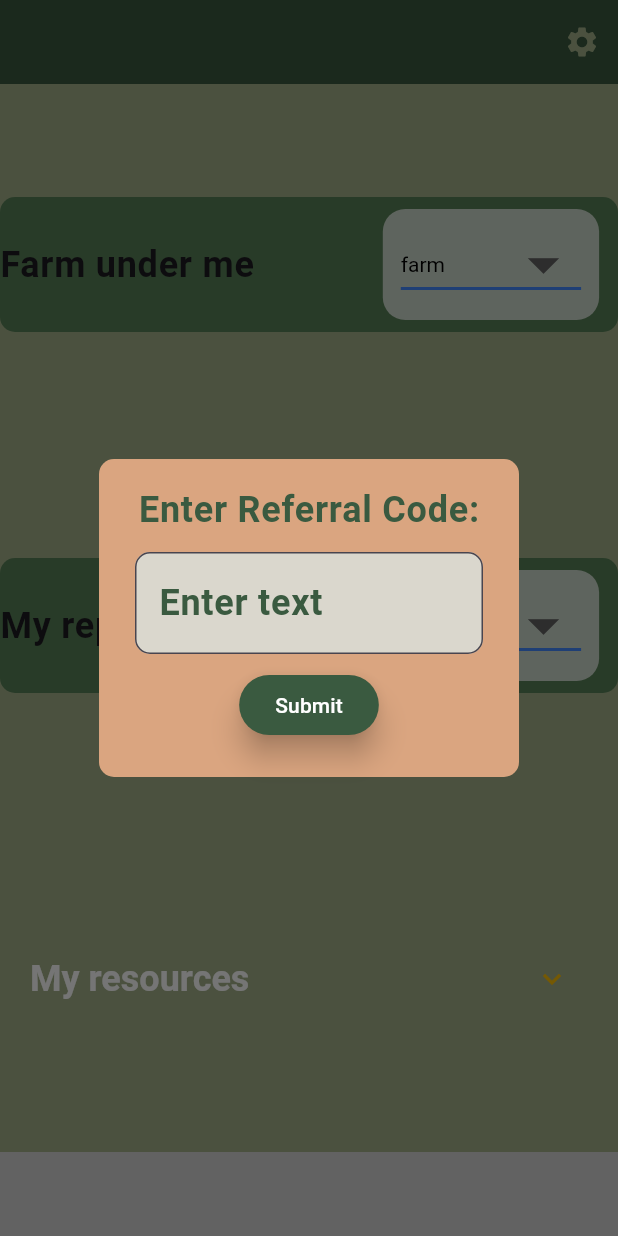
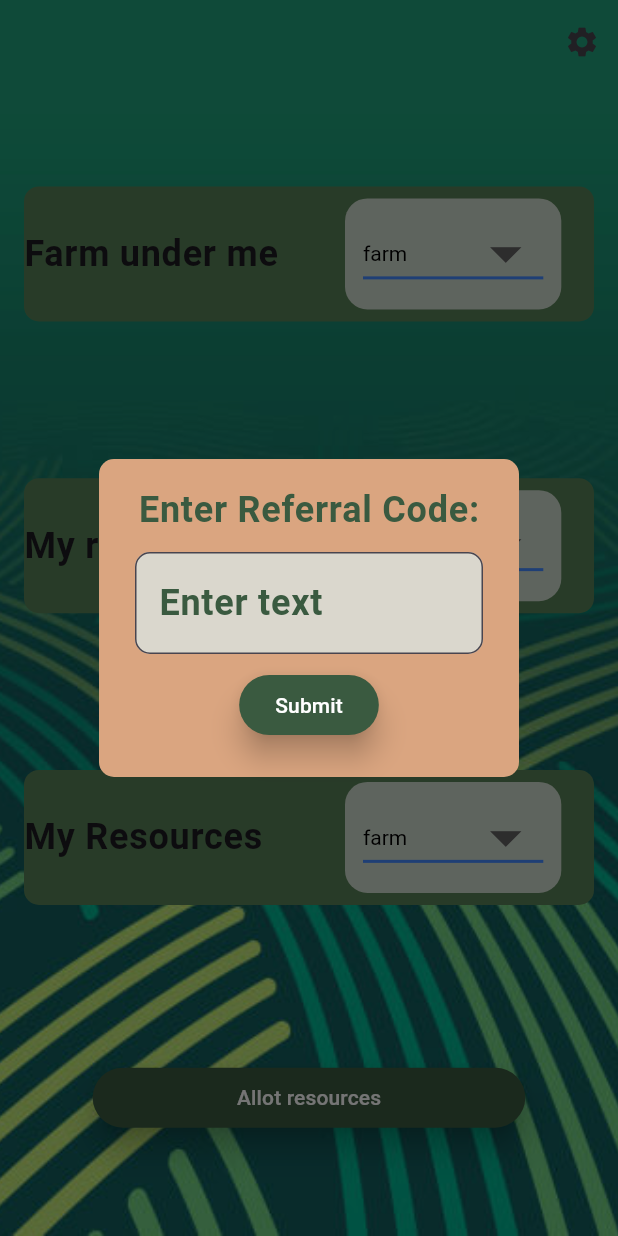
Before and after one commit to DRDiv/agriconnect-frontend, a Flutter app: the AuthorityScreen screen opened by its route, after a tap on the "settings" icon, on a phone screen of 412 x 824 dp. Run offline on Flutter 3.47's test engine with Material 3 defaults, Android fonts, the phone set to English and light mode, and no system bars; our stand-ins replace dio, go_router; Roboto replaces fonts that are missing (Nunito).

Commit message:
added authority screen

```diff
--- a/agriconnect/lib/src/routing/routes.dart
+++ b/agriconnect/lib/src/routing/routes.dart
@@ -9,7 +9,7 @@ import 'package:agriconnect/src/screens/register.dart';
 import 'package:flutter/material.dart';
 import 'package:go_router/go_router.dart';
 
-GoRouter goRouter = GoRouter(initialLocation: "/", routes: [
+GoRouter goRouter = GoRouter(initialLocation: "/choice", routes: [
   GoRoute(
     path: "/",
     pageBuilder: (context, state) {
--- a/agriconnect/lib/src/screens/authority.dart
+++ b/agriconnect/lib/src/screens/authority.dart
@@ -1,6 +1,7 @@
 import 'package:agriconnect/src/components/bottomnav.dart';
 import 'package:agriconnect/src/components/resourcestable.dart';
 import 'package:agriconnect/src/themes.dart/theme.dart';
+import 'package:flutter/cupertino.dart';
 import 'package:flutter/material.dart';
 import 'package:flutter/widgets.dart';
 
@@ -15,14 +16,13 @@ class _AuthorityScreenState extends State<AuthorityScreen> {
   TextEditingController _inputController = TextEditingController();
   String selectedValue = 'farm';
   List<String> data1 = ['farm'];
+  String _selectedOption = '';
+
   @override
   Widget build(BuildContext context) {
     final double width = MediaQuery.of(context).size.width;
     return Scaffold(
-      appBar: AppBar(
-          backgroundColor: ColorSchemes.primary,
-          foregroundColor: ColorSchemes.tertiary,
-          actions: [
+      appBar: AppBar(backgroundColor: Color(0xFF20A27C), actions: [
         IconButton(
           onPressed: () {
             showDialog(
@@ -37,8 +37,7 @@ class _AuthorityScreenState extends State<AuthorityScreen> {
                         style: Theme.of(context)
                             .textTheme
                             .bodyLarge!
-                                .copyWith(
-                                    color: Theme.of(context).primaryColor),
+                            .copyWith(color: Theme.of(context).primaryColor),
                       ),
                       SizedBox(height: 10),
                       TextField(
@@ -66,7 +65,17 @@ class _AuthorityScreenState extends State<AuthorityScreen> {
         ),
       ]),
       backgroundColor: ColorSchemes.tertiary,
-      body: Center(
+      body: Container(
+        width: double.infinity,
+        height: double.infinity,
+        padding: EdgeInsets.all(16.0),
+        decoration: BoxDecoration(
+          image: DecorationImage(
+            image: AssetImage('assets/image_2.png'),
+            fit: BoxFit.cover,
+          ),
+        ),
+        child: Center(
           child: Column(
             crossAxisAlignment: CrossAxisAlignment.center,
             mainAxisAlignment: MainAxisAlignment.spaceAround,
@@ -84,12 +93,9 @@ class _AuthorityScreenState extends State<AuthorityScreen> {
                         style: Theme.of(context).textTheme.bodyLarge,
                       ),
                     ),
-                  SizedBox(
-                    width: width * 0.1,
-                  ),
                     Padding(
-                    padding:
-                        const EdgeInsets.symmetric(vertical: 8, horizontal: 8),
+                      padding: const EdgeInsets.symmetric(
+                          vertical: 8, horizontal: 8),
                       child: Container(
                         width: width * 0.35,
                         padding: EdgeInsets.all(12),
@@ -131,12 +137,9 @@ class _AuthorityScreenState extends State<AuthorityScreen> {
                         style: Theme.of(context).textTheme.bodyLarge,
                       ),
                     ),
-                  SizedBox(
-                    width: width * 0.1,
-                  ),
                     Padding(
-                    padding:
-                        const EdgeInsets.symmetric(vertical: 8, horizontal: 8),
+                      padding: const EdgeInsets.symmetric(
+                          vertical: 8, horizontal: 8),
                       child: Container(
                         width: width * 0.35,
                         padding: EdgeInsets.all(12),
@@ -165,29 +168,75 @@ class _AuthorityScreenState extends State<AuthorityScreen> {
                   ],
                 ),
               ),
-            ListTile(
-              title: Text("My resources"),
-              trailing: IconButton(
-                onPressed: () {
+              Container(
+                decoration: BoxDecoration(
+                    color: ColorSchemes.secondary,
+                    borderRadius: BorderRadius.circular(10)),
+                child: Row(
+                  children: [
+                    SizedBox(
+                      width: width * 0.5,
+                      child: Text(
+                        "My Resources",
+                        style: Theme.of(context).textTheme.bodyLarge,
+                      ),
+                    ),
+                    Padding(
+                      padding: const EdgeInsets.symmetric(
+                          vertical: 8, horizontal: 8),
+                      child: Container(
+                        width: width * 0.35,
+                        padding: EdgeInsets.all(12),
+                        decoration: BoxDecoration(
+                            color: Colors.white70,
+                            borderRadius: BorderRadius.circular(15)),
+                        child: DropdownButton(
+                          value: selectedValue,
+                          isExpanded: true,
+                          iconSize: 50.0,
+                          onChanged: (String? newValue) {
+                            setState(() {
+                              _selectedOption = newValue!;
+                            });
                             showModalBottomSheet(
                                 useSafeArea: true,
                                 context: context,
                                 backgroundColor: Colors.black,
                                 shape: const RoundedRectangleBorder(
-                          borderRadius:
-                              BorderRadius.vertical(top: Radius.circular(30))),
+                                    borderRadius: BorderRadius.vertical(
+                                        top: Radius.circular(30))),
                                 barrierColor: Colors.black87.withOpacity(0.5),
                                 builder: (BuildContext context) {
                                   return ResourcesTable();
                                 });
                           },
-                icon: Icon(Icons.keyboard_arrow_down),
+                          style: TextStyle(color: Colors.black),
+                          underline: Container(
+                            height: 2,
+                            color: Colors.blueAccent,
                           ),
+                          items: data1
+                              .map<DropdownMenuItem<String>>((String value) {
+                            return DropdownMenuItem<String>(
+                              value: value,
+                              child: Text(value),
+                            );
+                          }).toList(),
+                        ),
+                      ),
+                    ),
+                  ],
+                ),
+              ),
+              SizedBox(
+                width: width * 0.7,
+                child: ElevatedButton(
+                    onPressed: () {}, child: const Text("Allot resources")),
               )
             ],
           ),
         ),
-      bottomNavigationBar: BottomNav(),
+      ),
     );
   }
 }
```
Lines whose indentation alone changed are shown as unchanged.
